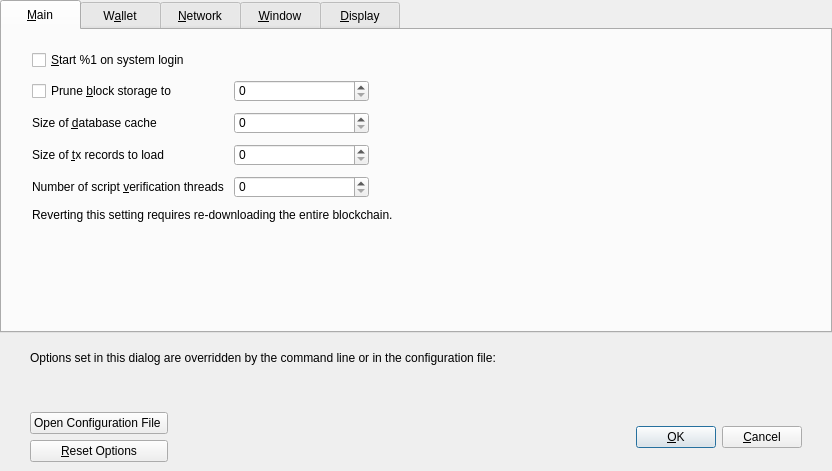
The window that src/qt/forms/optionsdialog.ui (crptec/sinovate) describes before a commit, drawn with Qt 5.
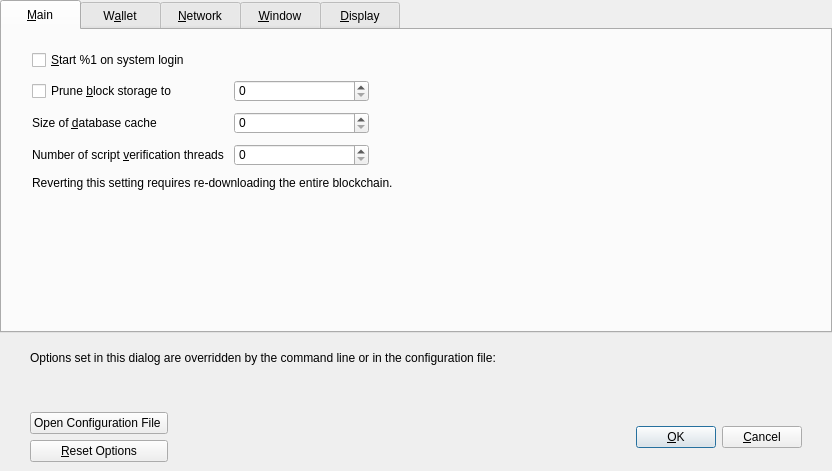
The same window after the commit. Custom widgets are drawn as their Qt base class.

Commit message: [gui] remove unused options items

```diff
--- a/src/qt/forms/optionsdialog.ui
+++ b/src/qt/forms/optionsdialog.ui
@@ -87,33 +87,6 @@
        </item>
        <item>
         <layout class="QGridLayout" name="gridLayout_3">
-         <item row="2" column="1">
-          <layout class="QHBoxLayout" name="horizontalLayout_3_Main">
-           <item>
-            <widget class="QSpinBox" name="recordsToLoad">
-             <property name="minimumSize">
-              <size>
-               <width>135</width>
-               <height>0</height>
-              </size>
-             </property>
-            </widget>
-           </item>
-           <item>
-            <spacer name="horizontalSpacer_2_Main">
-             <property name="orientation">
-              <enum>Qt::Horizontal</enum>
-             </property>
-             <property name="sizeHint" stdset="0">
-              <size>
-               <width>40</width>
-               <height>20</height>
-              </size>
-             </property>
-            </spacer>
-           </item>
-          </layout>
-         </item>
          <item row="1" column="1">
           <layout class="QHBoxLayout" name="horizontalLayout_2_Main">
            <item>
@@ -141,36 +114,6 @@
            </item>
           </layout>
          </item>
-         <item row="3" column="1">
-          <layout class="QHBoxLayout" name="horizontalLayout_Main_VerifyLabel">
-           <item>
-            <widget class="QSpinBox" name="threadsScriptVerif">
-             <property name="minimumSize">
-              <size>
-               <width>135</width>
-               <height>0</height>
-              </size>
-             </property>
-             <property name="toolTip">
-              <string>(0 = auto, &lt;0 = leave that many cores free)</string>
-             </property>
-            </widget>
-           </item>
-           <item>
-            <spacer name="horizontalSpacer_Main_Threads">
-             <property name="orientation">
-              <enum>Qt::Horizontal</enum>
-             </property>
-             <property name="sizeHint" stdset="0">
-              <size>
-               <width>40</width>
-               <height>20</height>
-              </size>
-             </property>
-            </spacer>
-           </item>
-          </layout>
-         </item>
          <item row="0" column="1">
           <layout class="QHBoxLayout" name="horizontalLayout_Main_Prune">
            <item>
@@ -198,16 +141,6 @@
            </item>
           </layout>
          </item>
-         <item row="0" column="0">
-          <widget class="QCheckBox" name="prune">
-           <property name="toolTip">
-            <string>Disables some advanced features but all blocks will still be fully validated. Reverting this setting requires re-downloading the entire blockchain. Actual disk usage may be somewhat higher.</string>
-           </property>
-           <property name="text">
-            <string>Prune &amp;block storage to</string>
-           </property>
-          </widget>
-         </item>
          <item row="1" column="0">
           <widget class="QLabel" name="databaseCacheLabel">
            <property name="text">
@@ -221,20 +154,37 @@
            </property>
           </widget>
          </item>
+         <item row="2" column="1">
+          <layout class="QHBoxLayout" name="horizontalLayout_Main_VerifyLabel">
+           <item>
+            <widget class="QSpinBox" name="threadsScriptVerif">
+             <property name="minimumSize">
+              <size>
+               <width>135</width>
+               <height>0</height>
+              </size>
+             </property>
+             <property name="toolTip">
+              <string>(0 = auto, &lt;0 = leave that many cores free)</string>
+             </property>
+            </widget>
+           </item>
+           <item>
+            <spacer name="horizontalSpacer_Main_Threads">
+             <property name="orientation">
+              <enum>Qt::Horizontal</enum>
+             </property>
+             <property name="sizeHint" stdset="0">
+              <size>
+               <width>40</width>
+               <height>20</height>
+              </size>
+             </property>
+            </spacer>
+           </item>
+          </layout>
+         </item>
          <item row="2" column="0">
-          <widget class="QLabel" name="recordsToLoadLabel">
-           <property name="text">
-            <string>Size of &amp;tx records to load</string>
-           </property>
-           <property name="textFormat">
-            <enum>Qt::PlainText</enum>
-           </property>
-           <property name="buddy">
-            <cstring>recordsToLoad</cstring>
-           </property>
-          </widget>
-         </item>
-         <item row="3" column="0">
           <widget class="QLabel" name="threadsScriptVerifLabel">
            <property name="text">
             <string>Number of script &amp;verification threads</string>
@@ -247,7 +197,17 @@
            </property>
           </widget>
          </item>
-         <item row="4" column="0" colspan="2">
+         <item row="0" column="0">
+          <widget class="QCheckBox" name="prune">
+           <property name="toolTip">
+            <string>Disables some advanced features but all blocks will still be fully validated. Reverting this setting requires re-downloading the entire blockchain. Actual disk usage may be somewhat higher.</string>
+           </property>
+           <property name="text">
+            <string>Prune &amp;block storage to</string>
+           </property>
+          </widget>
+         </item>
+         <item row="3" column="0" colspan="2">
           <widget class="QLabel" name="pruneWarning">
            <property name="text">
             <string>Reverting this setting requires re-downloading the entire blockchain.</string>
```
